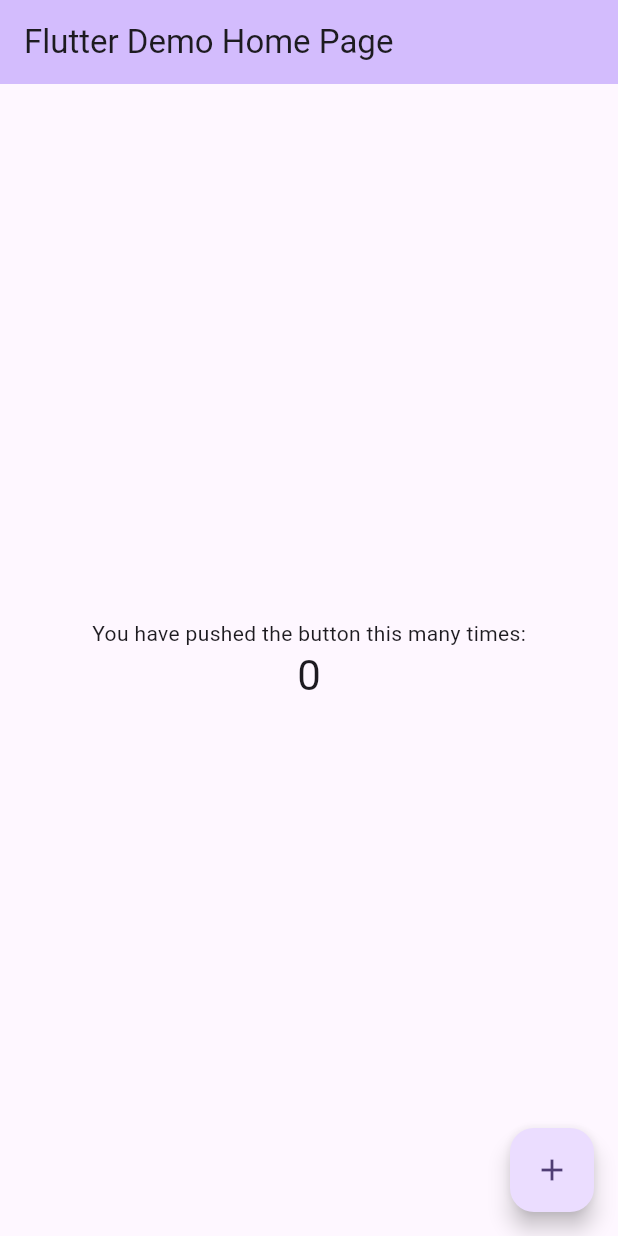
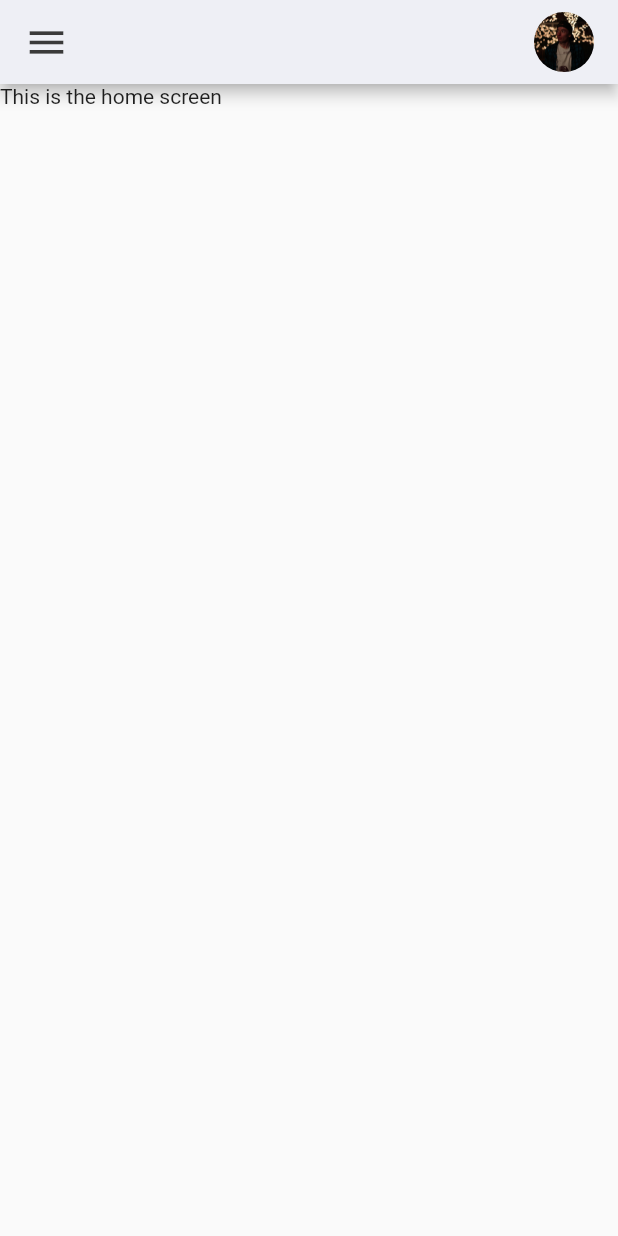
Before and after one commit to CoffeeEyes28/toDo-Flutter-App, a Flutter app: the screen it shows after launch, on a phone screen of 412 x 824 dp. Run offline on Flutter 3.47's test engine with Material 2 defaults, Android fonts, the phone set to English and light mode, and no system bars.

Commit message:
added color constants and updated app bar

```diff
--- /dev/null
+++ b/todo/lib/constants/colors.dart
@@ -0,0 +1,11 @@
+import 'package:flutter/material.dart';
+
+const Color tdRed = Color(0xFFDA4040);
+
+const Color tdBlue = Color(0xFF5F52EE);
+
+const Color tdBlack = Color(0xFF3A3A3A);
+
+const Color tdGrey = Color(0xFF717171);
+
+const Color tdBGColor = Color(0xFFEEEFF5);
--- a/todo/lib/main.dart
+++ b/todo/lib/main.dart
@@ -1,4 +1,5 @@
 import 'package:flutter/material.dart';
+import 'package:todo/screens/home.dart';
 
 void main() {
   runApp(const MyApp());
@@ -7,119 +8,11 @@ void main() {
 class MyApp extends StatelessWidget {
   const MyApp({super.key});
 
-  // This widget is the root of your application.
   @override
   Widget build(BuildContext context) {
     return MaterialApp(
-      title: 'Flutter Demo',
-      theme: ThemeData(
-        // This is the theme of your application.
-        //
-        // TRY THIS: Try running your application with "flutter run". You'll see
-        // the application has a blue toolbar. Then, without quitting the app,
-        // try changing the seedColor in the colorScheme below to Colors.green
-        // and then invoke "hot reload" (save your changes or press the "hot
-        // reload" button in a Flutter-supported IDE, or press "r" if you used
-        // the command line to start the app).
-        //
-        // Notice that the counter didn't reset back to zero; the application
-        // state is not lost during the reload. To reset the state, use hot
-        // restart instead.
-        //
-        // This works for code too, not just values: Most code changes can be
-        // tested with just a hot reload.
-        colorScheme: ColorScheme.fromSeed(seedColor: Colors.deepPurple),
-        useMaterial3: true,
-      ),
-      home: const MyHomePage(title: 'Flutter Demo Home Page'),
+      title: 'ToDo App',
+      home: Home(),
     );
   }
 }
-
-class MyHomePage extends StatefulWidget {
-  const MyHomePage({super.key, required this.title});
-
-  // This widget is the home page of your application. It is stateful, meaning
-  // that it has a State object (defined below) that contains fields that affect
-  // how it looks.
-
-  // This class is the configuration for the state. It holds the values (in this
-  // case the title) provided by the parent (in this case the App widget) and
-  // used by the build method of the State. Fields in a Widget subclass are
-  // always marked "final".
-
-  final String title;
-
-  @override
-  State<MyHomePage> createState() => _MyHomePageState();
-}
-
-class _MyHomePageState extends State<MyHomePage> {
-  int _counter = 0;
-
-  void _incrementCounter() {
-    setState(() {
-      // This call to setState tells the Flutter framework that something has
-      // changed in this State, which causes it to rerun the build method below
-      // so that the display can reflect the updated values. If we changed
-      // _counter without calling setState(), then the build method would not be
-      // called again, and so nothing would appear to happen.
-      _counter++;
-    });
-  }
-
-  @override
-  Widget build(BuildContext context) {
-    // This method is rerun every time setState is called, for instance as done
-    // by the _incrementCounter method above.
-    //
-    // The Flutter framework has been optimized to make rerunning build methods
-    // fast, so that you can just rebuild anything that needs updating rather
-    // than having to individually change instances of widgets.
-    return Scaffold(
-      appBar: AppBar(
-        // TRY THIS: Try changing the color here to a specific color (to
-        // Colors.amber, perhaps?) and trigger a hot reload to see the AppBar
-        // change color while the other colors stay the same.
-        backgroundColor: Theme.of(context).colorScheme.inversePrimary,
-        // Here we take the value from the MyHomePage object that was created by
-        // the App.build method, and use it to set our appbar title.
-        title: Text(widget.title),
-      ),
-      body: Center(
-        // Center is a layout widget. It takes a single child and positions it
-        // in the middle of the parent.
-        child: Column(
-          // Column is also a layout widget. It takes a list of children and
-          // arranges them vertically. By default, it sizes itself to fit its
-          // children horizontally, and tries to be as tall as its parent.
-          //
-          // Column has various properties to control how it sizes itself and
-          // how it positions its children. Here we use mainAxisAlignment to
-          // center the children vertically; the main axis here is the vertical
-          // axis because Columns are vertical (the cross axis would be
-          // horizontal).
-          //
-          // TRY THIS: Invoke "debug painting" (choose the "Toggle Debug Paint"
-          // action in the IDE, or press "p" in the console), to see the
-          // wireframe for each widget.
-          mainAxisAlignment: MainAxisAlignment.center,
-          children: <Widget>[
-            const Text(
-              'You have pushed the button this many times:',
-            ),
-            Text(
-              '$_counter',
-              style: Theme.of(context).textTheme.headlineMedium,
-            ),
-          ],
-        ),
-      ),
-      floatingActionButton: FloatingActionButton(
-        onPressed: _incrementCounter,
-        tooltip: 'Increment',
-        child: const Icon(Icons.add),
-      ), // This trailing comma makes auto-formatting nicer for build methods.
-    );
-  }
-}
--- /dev/null
+++ b/todo/lib/screens/home.dart
@@ -0,0 +1,34 @@
+import 'package:flutter/material.dart';
+import 'package:todo/constants/colors.dart';
+
+class Home extends StatelessWidget {
+  const Home({super.key});
+
+  @override
+  Widget build(BuildContext context) {
+    return Scaffold(
+      appBar: AppBar(
+        backgroundColor: tdBGColor,
+        title:
+            Row(mainAxisAlignment: MainAxisAlignment.spaceBetween, children: [
+          Icon(
+            Icons.menu,
+            color: tdBlack,
+            size: 30,
+          ),
+          Container(
+            height: 40,
+            width: 40,
+            child: ClipRRect(
+              borderRadius: BorderRadius.circular(20),
+              child: Image.asset('assets/images/avatar.jpg'),
+            ),
+          )
+        ]),
+      ),
+      body: Container(
+        child: Text('This is the home screen'),
+      ),
+    );
+  }
+}
--- a/todo/pubspec.yaml
+++ b/todo/pubspec.yaml
@@ -59,9 +59,9 @@ flutter:
   uses-material-design: true
 
   # To add assets to your application, add an assets section, like this:
-  # assets:
-  #   - images/a_dot_burr.jpeg
-  #   - images/a_dot_ham.jpeg
+  assets:
+  - assets/images/
+
 
   # An image asset can refer to one or more resolution-specific "variants", see
   # https://flutter.dev/assets-and-images/#resolution-aware
```
Also changed, not shown: todo/assets/images/avatar.jpg (added), 1 other file.
